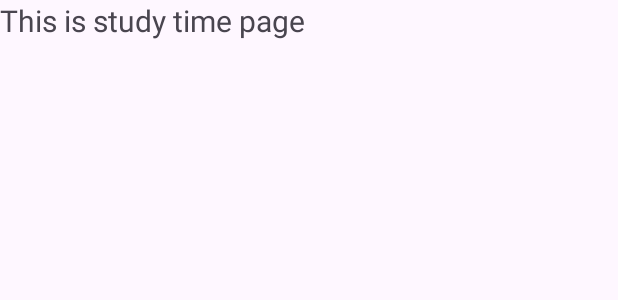
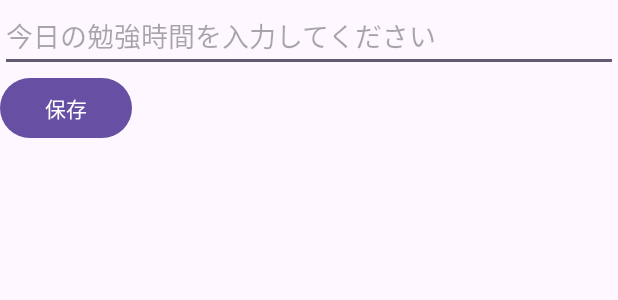
Before and after one commit to Watanabe-39/StudyApp, an Android app: the layout activity_study_time.xml on its own in the app's theme, with its tools: preview values and no code run, on a phone screen of 412 x 824 dp. Shown: the top 300 px of the screen. Run offline under Robolectric (Android 15) with nearby library versions, the phone set to English and light mode, and no system bars.

Commit message:
StudyTime

```diff
--- a/app/src/main/java/com/example/studyapp/DBHelper.kt
+++ b/app/src/main/java/com/example/studyapp/DBHelper.kt
@@ -30,7 +30,7 @@ class DBHelper(
         private const val SQL_CREATE_STUDY_SESSIONS_TABLE = """
             CREATE TABLE study_sessions (
                 id INTEGER PRIMARY KEY AUTOINCREMENT,
-                study_date TEXT,
+                study_date DATE DEFAULT CURRENT_TIMESTAMP,
                 total_minutes INTEGER
             )
         """
--- a/app/src/main/res/layout/activity_study_time.xml
+++ b/app/src/main/res/layout/activity_study_time.xml
@@ -2,13 +2,35 @@
 <androidx.constraintlayout.widget.ConstraintLayout xmlns:android="http://schemas.android.com/apk/res/android"
     xmlns:tools="http://schemas.android.com/tools"
     android:layout_width="match_parent"
-    android:layout_height="match_parent">
+    android:layout_height="match_parent"
+    xmlns:app="http://schemas.android.com/apk/res-auto">
 
-    <TextView
+    <EditText
+        android:id="@+id/time_EditText"
+        android:layout_width="match_parent"
+        android:layout_height="wrap_content"
+        android:hint="今日の勉強時間を入力してください"
+        android:inputType="time"
+        tools:ignore="MissingConstraints" />
+
+    <Button
+        android:id="@+id/time_save_button"
         android:layout_width="wrap_content"
         android:layout_height="wrap_content"
-        android:text="This is study time page"
-        android:textSize="20dp"
+        app:layout_constraintTop_toBottomOf="@+id/time_EditText"
+        android:text="保存"
         tools:ignore="MissingConstraints" />
 
+    <ListView
+        android:id="@+id/time_list_view"
+        android:layout_width="match_parent"
+        android:layout_height="wrap_content"
+        android:layout_marginTop="16dp"
+        app:layout_constraintBottom_toBottomOf="parent"
+        app:layout_constraintEnd_toEndOf="parent"
+        app:layout_constraintHorizontal_bias="0.0"
+        app:layout_constraintStart_toStartOf="parent"
+        app:layout_constraintTop_toBottomOf="@id/time_save_button"
+        app:layout_constraintVertical_bias="0.013" />
+
 </androidx.constraintlayout.widget.ConstraintLayout>
```
Also changed, not shown: app/src/main/java/com/example/studyapp/StudyTimeActivity.kt (+68 -0 lines), app/src/main/java/com/example/studyapp/TodoActivity.kt (+28 -0 lines), app/src/main/res/layout/activity_todo.xml (+18 -4 lines), build.gradle.kts (line endings or trailing spaces).
